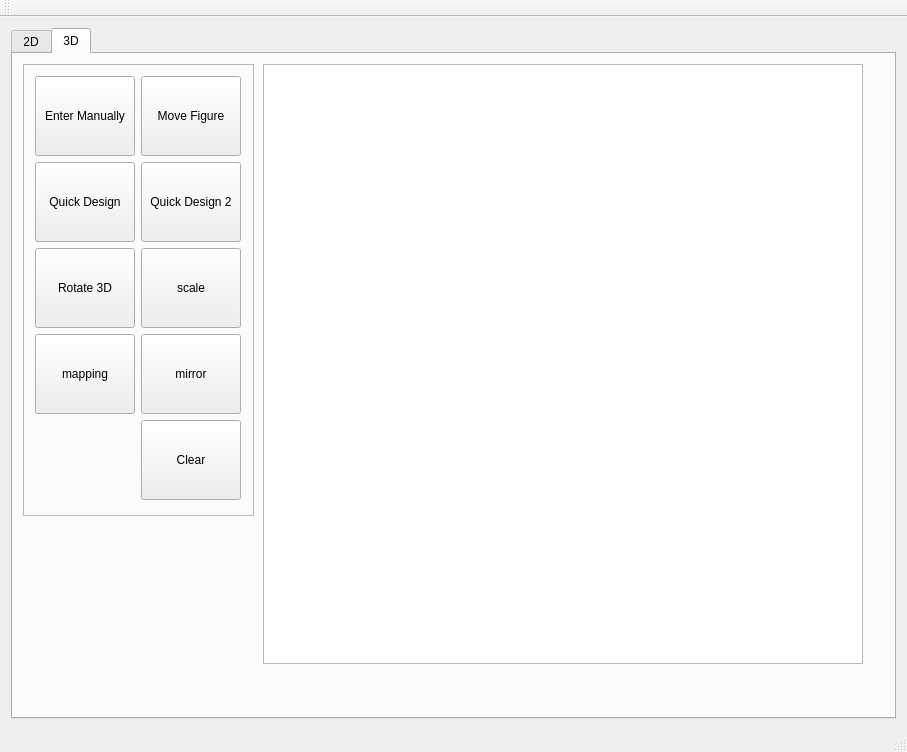
Old version of the form mainwindow.ui in the repository sadeqAlbana/Grahpics.
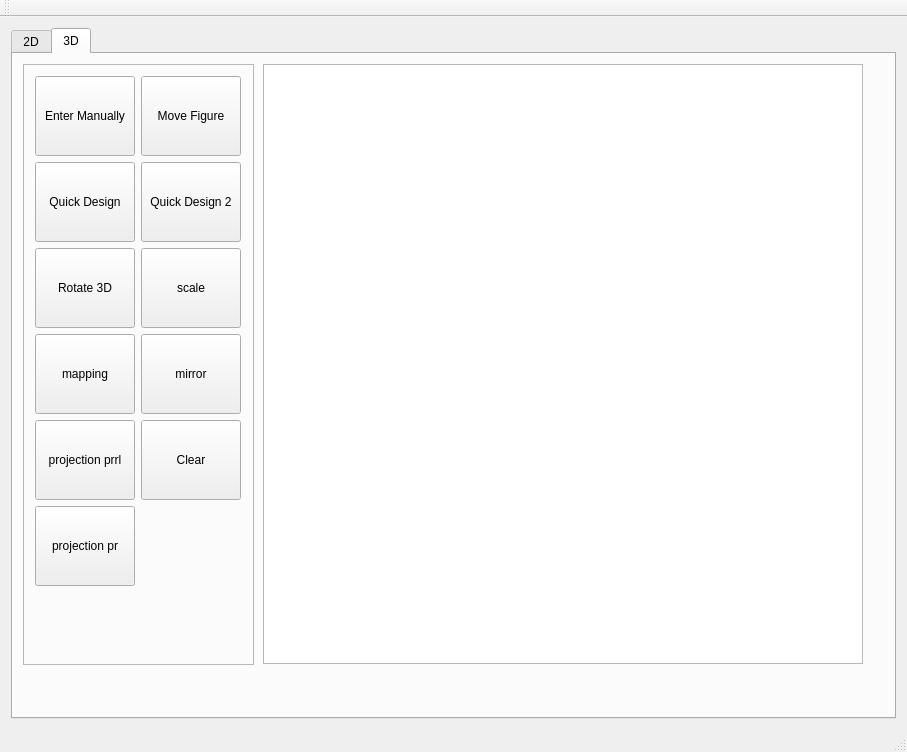
New version of the form. The open tabs and pages were chosen to show the change. Icons and pictures are not drawn.

Commit message: 3D projection

What changed in the file:
```diff
--- a/mainwindow.ui
+++ b/mainwindow.ui
@@ -362,7 +362,7 @@
           <x>10</x>
           <y>10</y>
           <width>231</width>
-          <height>452</height>
+          <height>601</height>
          </rect>
         </property>
         <property name="frameShape">
@@ -598,6 +598,32 @@
            </property>
           </widget>
          </item>
+         <item row="4" column="0">
+          <widget class="QToolButton" name="ProjectionParrarel3DButton">
+           <property name="minimumSize">
+            <size>
+             <width>100</width>
+             <height>80</height>
+            </size>
+           </property>
+           <property name="text">
+            <string>projection prrl</string>
+           </property>
+          </widget>
+         </item>
+         <item row="5" column="0">
+          <widget class="QToolButton" name="ProjectionPercpective3DButton">
+           <property name="minimumSize">
+            <size>
+             <width>100</width>
+             <height>80</height>
+            </size>
+           </property>
+           <property name="text">
+            <string>projection pr</string>
+           </property>
+          </widget>
+         </item>
         </layout>
        </widget>
        <widget class="QGraphicsView" name="graphicsView3D">
```
Left out of the diff: 2 changed lines with no effect on the pictures. The commit also changes 2 other files.
